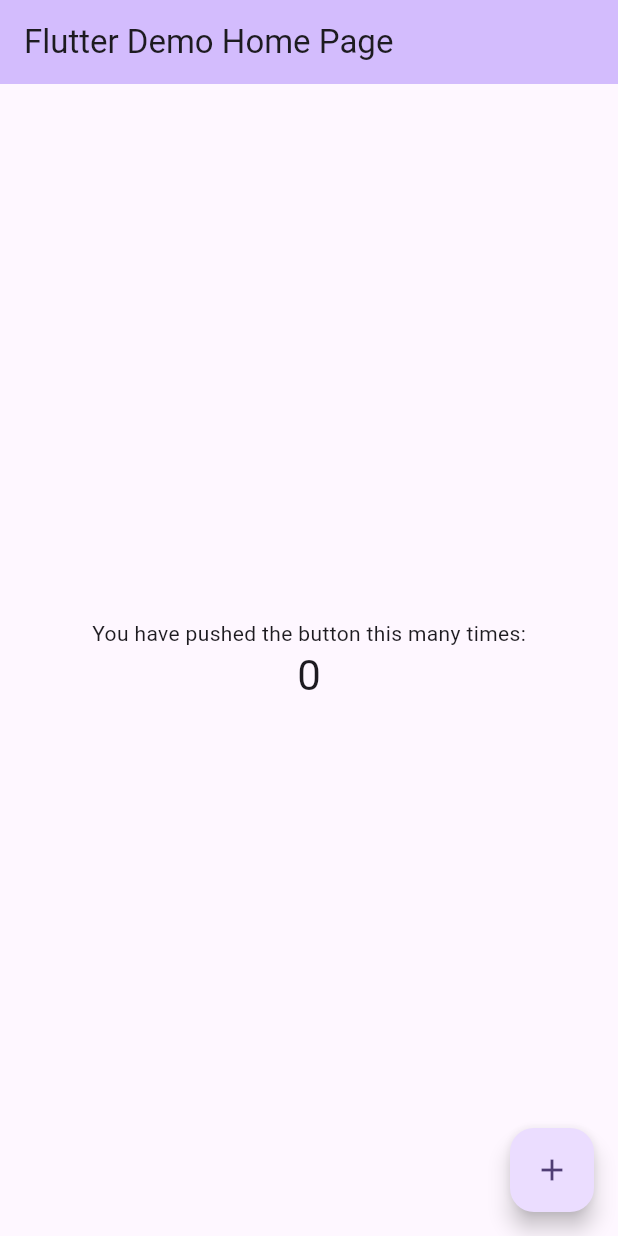
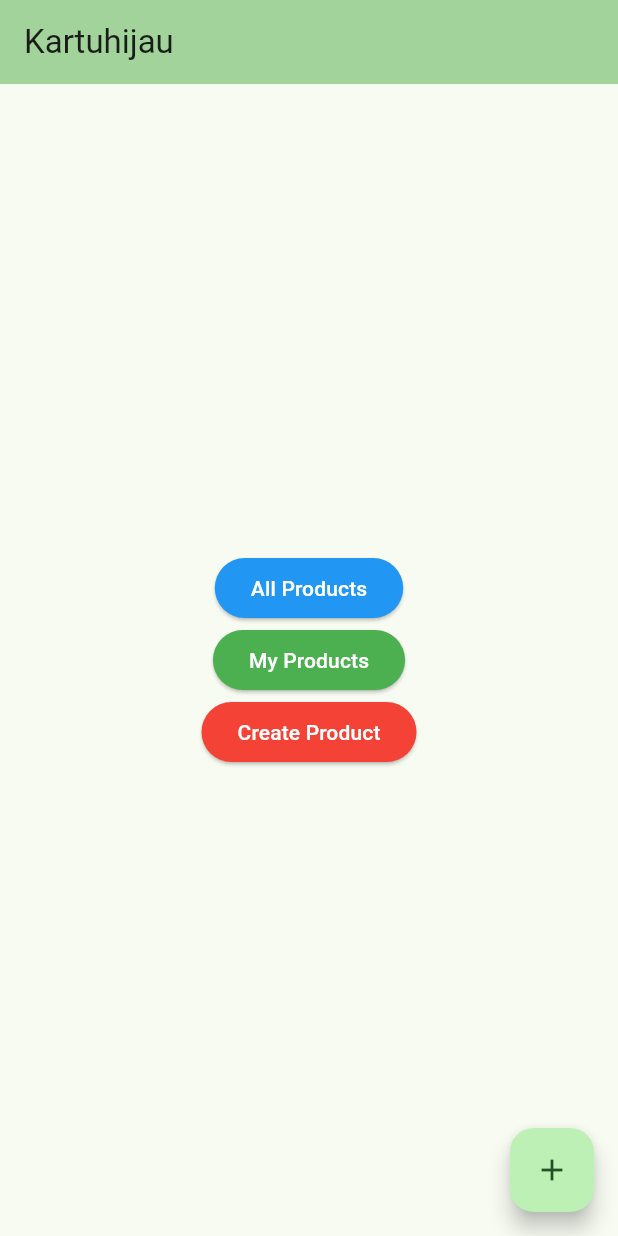
Before and after one commit to skrjmcdc/kartuhijau, a Flutter app: the screen it shows after launch, on a phone screen of 412 x 824 dp. Run offline on Flutter 3.47's test engine with Material 3 defaults, Android fonts, the light colour scheme and no system bars.

Commit message:
Add buttons, change title and theme color

```diff
--- a/lib/main.dart
+++ b/lib/main.dart
@@ -13,24 +13,9 @@
     return MaterialApp(
       title: 'Flutter Demo',
       theme: ThemeData(
-        // This is the theme of your application.
-        //
-        // TRY THIS: Try running your application with "flutter run". You'll see
-        // the application has a purple toolbar. Then, without quitting the app,
-        // try changing the seedColor in the colorScheme below to Colors.green
-        // and then invoke "hot reload" (save your changes or press the "hot
-        // reload" button in a Flutter-supported IDE, or press "r" if you used
-        // the command line to start the app).
-        //
-        // Notice that the counter didn't reset back to zero; the application
-        // state is not lost during the reload. To reset the state, use hot
-        // restart instead.
-        //
-        // This works for code too, not just values: Most code changes can be
-        // tested with just a hot reload.
-        colorScheme: ColorScheme.fromSeed(seedColor: Colors.deepPurple),
+        colorScheme: ColorScheme.fromSeed(seedColor: Colors.green),
       ),
-      home: const MyHomePage(title: 'Flutter Demo Home Page'),
+      home: const MyHomePage(title: 'Kartuhijau'),
     );
   }
 }
@@ -58,56 +43,58 @@
 
   void _incrementCounter() {
     setState(() {
-      // This call to setState tells the Flutter framework that something has
-      // changed in this State, which causes it to rerun the build method below
-      // so that the display can reflect the updated values. If we changed
-      // _counter without calling setState(), then the build method would not be
-      // called again, and so nothing would appear to happen.
       _counter++;
     });
   }
 
+  void _showAllProducts() {
+
+  }
+
+  void _showUserProducts() {
+
+  }
+
+  void _createProduct() {
+
+  }
+
   @override
   Widget build(BuildContext context) {
-    // This method is rerun every time setState is called, for instance as done
-    // by the _incrementCounter method above.
-    //
-    // The Flutter framework has been optimized to make rerunning build methods
-    // fast, so that you can just rebuild anything that needs updating rather
-    // than having to individually change instances of widgets.
     return Scaffold(
       appBar: AppBar(
-        // TRY THIS: Try changing the color here to a specific color (to
-        // Colors.amber, perhaps?) and trigger a hot reload to see the AppBar
-        // change color while the other colors stay the same.
         backgroundColor: Theme.of(context).colorScheme.inversePrimary,
         // Here we take the value from the MyHomePage object that was created by
         // the App.build method, and use it to set our appbar title.
         title: Text(widget.title),
       ),
       body: Center(
-        // Center is a layout widget. It takes a single child and positions it
-        // in the middle of the parent.
         child: Column(
-          // Column is also a layout widget. It takes a list of children and
-          // arranges them vertically. By default, it sizes itself to fit its
-          // children horizontally, and tries to be as tall as its parent.
-          //
-          // Column has various properties to control how it sizes itself and
-          // how it positions its children. Here we use mainAxisAlignment to
-          // center the children vertically; the main axis here is the vertical
-          // axis because Columns are vertical (the cross axis would be
-          // horizontal).
-          //
-          // TRY THIS: Invoke "debug painting" (choose the "Toggle Debug Paint"
-          // action in the IDE, or press "p" in the console), to see the
-          // wireframe for each widget.
           mainAxisAlignment: MainAxisAlignment.center,
           children: <Widget>[
-            const Text('You have pushed the button this many times:'),
-            Text(
-              '$_counter',
-              style: Theme.of(context).textTheme.headlineMedium,
+            ElevatedButton(
+              onPressed: _showAllProducts,
+              child: const Text('All Products'),
+              style: ElevatedButton.styleFrom(
+                backgroundColor: Colors.blue,
+                foregroundColor: Colors.white,
+              )
+            ),
+            ElevatedButton(
+              onPressed: _showUserProducts,
+              child: const Text('My Products'),
+              style: ElevatedButton.styleFrom(
+                backgroundColor: Colors.green,
+                foregroundColor: Colors.white,
+              )
+            ),
+            ElevatedButton(
+              onPressed: _createProduct,
+              child: const Text('Create Product'),
+              style: ElevatedButton.styleFrom(
+                backgroundColor: Colors.red,
+                foregroundColor: Colors.white,
+              )
             ),
           ],
         ),
```
